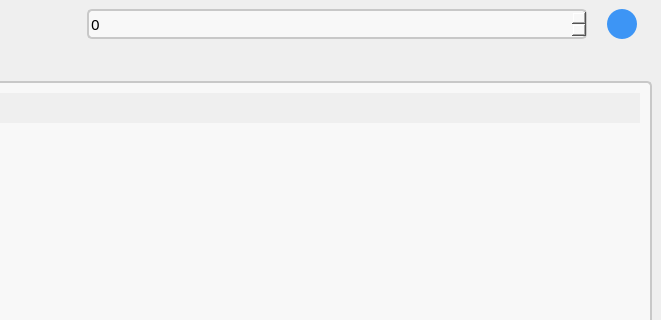
Above: mainwindow.ui from rrios7/MailSystem before the change; both pictures show x 619 to 1280 and y 0 to 320 of the 1280 by 720 pixel window. Below: the same form after it.
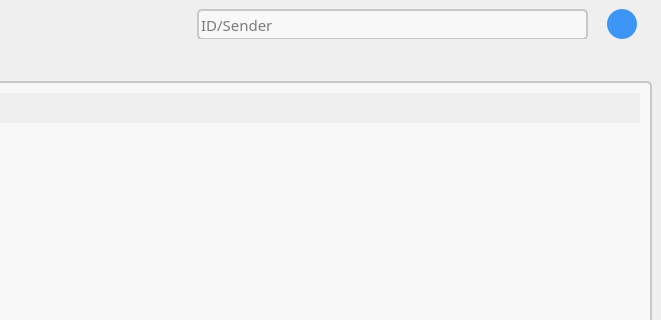
That is the form after the change. Icons and pictures are not drawn.

Commit message: Added search by sender and delete functionality

```diff
--- a/mainwindow.ui
+++ b/mainwindow.ui
@@ -397,37 +397,6 @@
                <string>Inbox</string>
               </property>
              </widget>
-             <widget class="QSpinBox" name="searchSpinBox">
-              <property name="geometry">
-               <rect>
-                <x>540</x>
-                <y>0</y>
-                <width>500</width>
-                <height>30</height>
-               </rect>
-              </property>
-              <property name="minimumSize">
-               <size>
-                <width>500</width>
-                <height>30</height>
-               </size>
-              </property>
-              <property name="maximumSize">
-               <size>
-                <width>30</width>
-                <height>16777215</height>
-               </size>
-              </property>
-              <property name="font">
-               <font>
-                <family>Montserrat</family>
-                <pointsize>11</pointsize>
-               </font>
-              </property>
-              <property name="maximum">
-               <number>999999999</number>
-              </property>
-             </widget>
              <widget class="QPushButton" name="searchButton">
               <property name="geometry">
                <rect>
@@ -466,6 +435,25 @@
                 <normaloff>:/icons/search.png</normaloff>:/icons/search.png</iconset>
               </property>
              </widget>
+             <widget class="QLineEdit" name="searchLineEdit">
+              <property name="geometry">
+               <rect>
+                <x>650</x>
+                <y>0</y>
+                <width>391</width>
+                <height>31</height>
+               </rect>
+              </property>
+              <property name="styleSheet">
+               <string notr="true"/>
+              </property>
+              <property name="maxLength">
+               <number>50</number>
+              </property>
+              <property name="placeholderText">
+               <string>ID/Sender</string>
+              </property>
+             </widget>
             </widget>
            </item>
            <item>
```
Left out of the diff: 1 changed line with no effect on the pictures. The commit also changes 10 other files.
